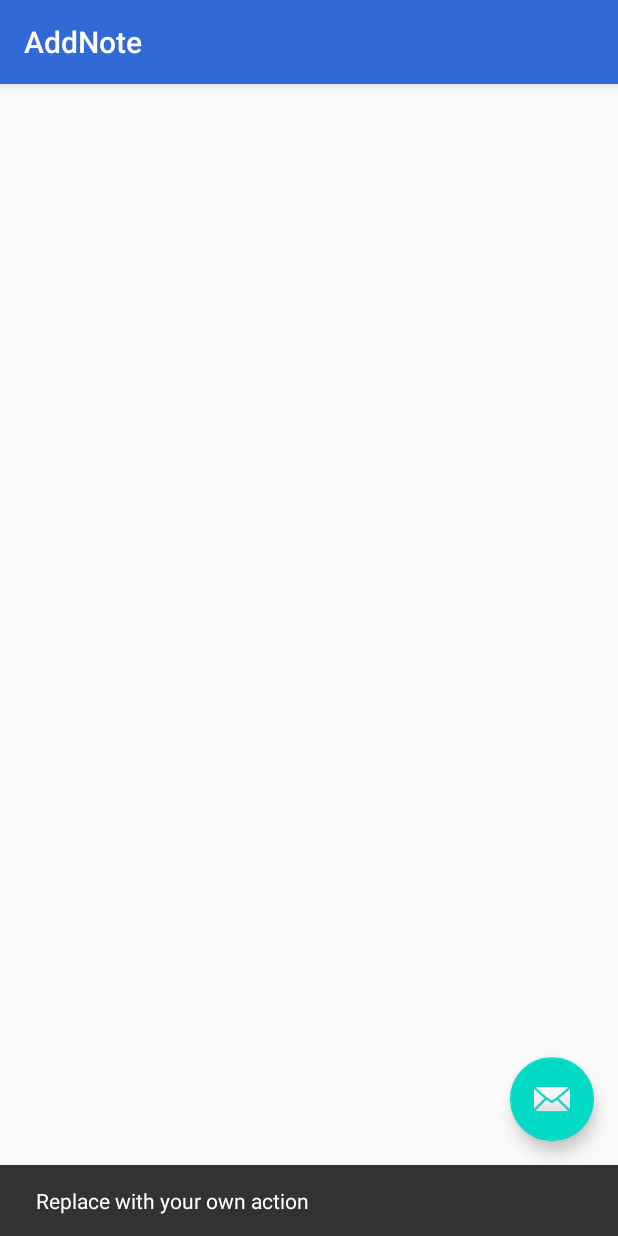
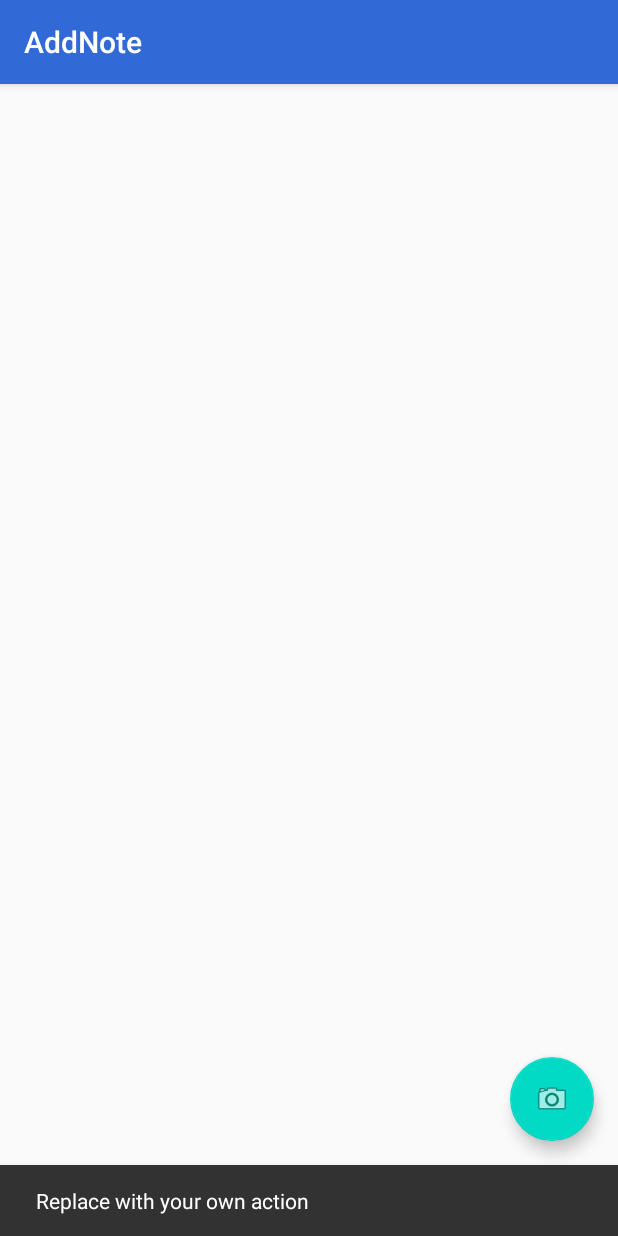
Before and after one commit to kj-koh/ateam, an Android app: the AddNote screen opened directly, with no data from a screen before it, after a tap on an icon or button, on a phone screen of 412 x 824 dp. Run offline under Robolectric (Android 15) with nearby library versions, the phone set to English and light mode, and no system bars.

```diff
--- a/MyFishingNote/app/src/main/res/layout/activity_add_note.xml
+++ b/MyFishingNote/app/src/main/res/layout/activity_add_note.xml
@@ -28,6 +28,6 @@
         android:layout_height="wrap_content"
         android:layout_gravity="bottom|end"
         android:layout_margin="@dimen/fab_margin"
-        app:srcCompat="@android:drawable/ic_dialog_email" />
+        app:srcCompat="@android:drawable/ic_menu_camera" />
 
 </androidx.coordinatorlayout.widget.CoordinatorLayout>
--- a/MyFishingNote/app/src/main/res/values/strings.xml
+++ b/MyFishingNote/app/src/main/res/values/strings.xml
@@ -10,8 +10,8 @@
     <string name="menu_home">Home</string>
     <string name="menu_tide">Tide</string>
     <string name="menu_suggest">Suggest</string>
-    <string name="menu_note">note</string>
-    <string name="menu_map">map</string>
+    <string name="menu_note">Note</string>
+    <string name="menu_map">Map</string>
     <string name="menu_settings">Settings</string>
     <string name="menu_help">Help</string>
     <string name="title_activity_settings">SettingsActivity</string>
```
